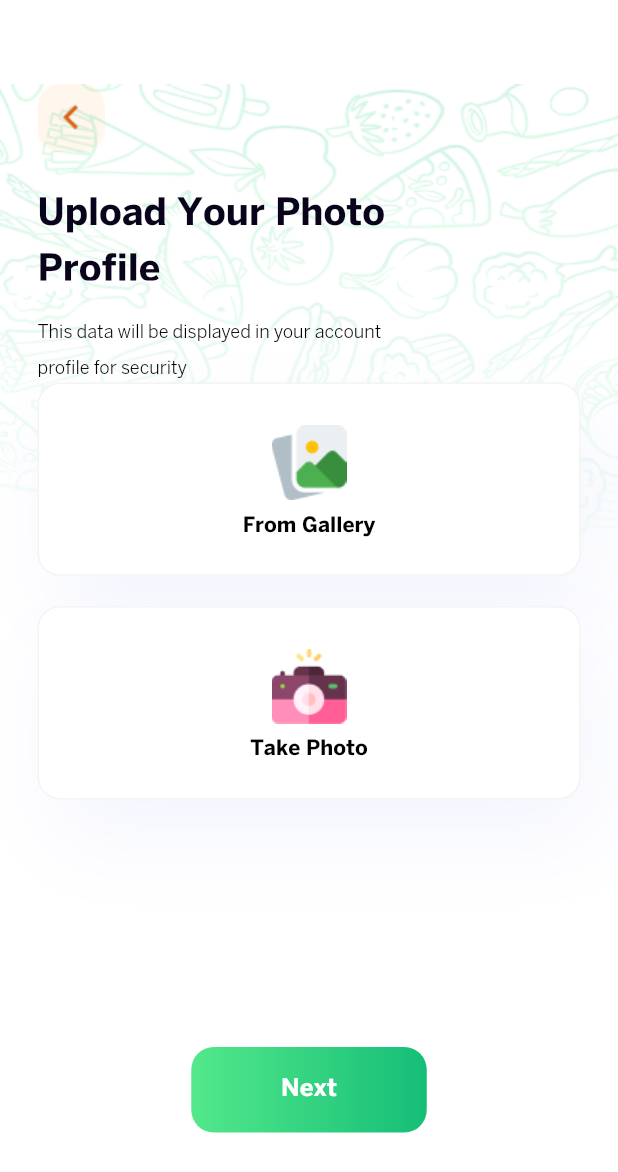
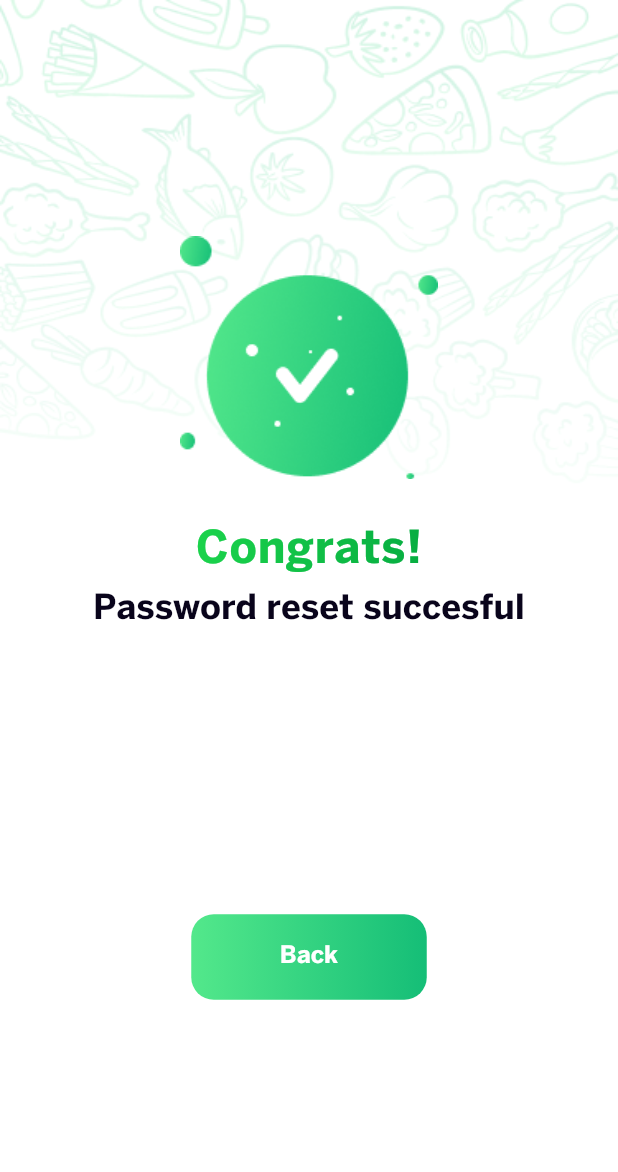
Before and after one commit to KingNarmar/food_delivery, a Flutter app: the screen it shows after launch, on a phone screen of 412 x 824 dp. Shown: the top 1172 px of the screen. Run offline on Flutter 3.47's test engine with Material 2 defaults, Android fonts, the phone set to English and light mode, and no system bars; our stand-ins replace image_picker.

Commit message:
create a componant and reset password success done

```diff
--- /dev/null
+++ b/lib/componants/success_notification.dart
@@ -0,0 +1,77 @@
+import 'package:flutter/material.dart';
+
+import '../utl/assets.dart';
+import 'custom_button.dart';
+import 'linear_gradient_text.dart';
+
+class SuccessNotification extends StatelessWidget {
+  const SuccessNotification({
+    super.key,
+    required this.gradientText,
+    required this.normalText,
+    required this.buttonText,
+    required this.navText,
+  });
+
+  final String gradientText;
+  final String normalText;
+  final String buttonText;
+  final String navText;
+  @override
+  Widget build(BuildContext context) {
+    return SafeArea(
+      child: Scaffold(
+        backgroundColor: Colors.white,
+        body: Stack(
+          children: [
+            Image.asset(
+              Assets.patternPic,
+              fit: BoxFit.fill,
+              height: double.infinity,
+              width: double.infinity,
+            ),
+            Center(
+              child: Column(
+                mainAxisAlignment: MainAxisAlignment.center,
+                children: [
+                  Image.asset(
+                    Assets.donePic,
+                  ),
+                  const SizedBox(
+                    height: 33,
+                  ),
+                  LinearGradientText(
+                    text: gradientText,
+                    fontSize: 30,
+                    fontFamily: 'BentonSans Bold',
+                  ),
+                  const SizedBox(
+                    height: 12,
+                  ),
+                  Text(
+                    normalText,
+                    textAlign: TextAlign.center,
+                    style: const TextStyle(
+                      color: Color(0xFF09041B),
+                      fontSize: 23,
+                      fontFamily: 'BentonSans Bold',
+                      fontWeight: FontWeight.w400,
+                    ),
+                  ),
+                  const SizedBox(
+                    height: 192,
+                  ),
+                  CustomButton(
+                      text: buttonText,
+                      onTap: () {
+                        Navigator.pushReplacementNamed(context, navText);
+                      })
+                ],
+              ),
+            ),
+          ],
+        ),
+      ),
+    );
+  }
+}
--- a/lib/root/app_root.dart
+++ b/lib/root/app_root.dart
@@ -13,6 +13,7 @@ import 'package:food_delivery/screens/verification_code_screen/verification_code
 import 'package:food_delivery/screens/via_method/via_method_screen.dart';
 
 import '../screens/onBoarding2/on_boarding2.dart';
+import '../screens/reset_password_success_notification/reset_password_success_notification.dart';
 import '../screens/splash_screen/splash_screen.dart';
 
 class MyApp extends StatelessWidget {
@@ -36,9 +37,11 @@ class MyApp extends StatelessWidget {
         "singUpSuccess": (context) => const SingUpSuccessScreen(),
         "verificationCode": (context) => const VerificationCodeScreen(),
         "viaMethod": (context) => const ViaMethodScreen(),
-        "resetPassword": (context) => ResetPasswordScreen()
+        "resetPassword": (context) => ResetPasswordScreen(),
+        "resetPasswordDone": (context) =>
+            const RestPasswordSuccessNotification()
       },
-      initialRoute: "uploadPhoto",
+      initialRoute: "resetPasswordDone",
     );
   }
 }
--- a/lib/screens/reset_password_screen/reset_password_screen.dart
+++ b/lib/screens/reset_password_screen/reset_password_screen.dart
@@ -133,7 +133,9 @@ class ResetPasswordScreen extends StatelessWidget {
                         child: CustomButton(
                           text: "Next",
                           onTap: () {
-                            if (_key.currentState!.validate()) {}
+                            if (_key.currentState!.validate()) {
+                              Navigator.pushNamed(context, "resetPasswordDone");
+                            }
                           },
                         ),
                       )
--- /dev/null
+++ b/lib/screens/reset_password_success_notification/reset_password_success_notification.dart
@@ -0,0 +1,15 @@
+import 'package:flutter/material.dart';
+import 'package:food_delivery/componants/success_notification.dart';
+
+class RestPasswordSuccessNotification extends StatelessWidget {
+  const RestPasswordSuccessNotification({super.key});
+
+  @override
+  Widget build(BuildContext context) {
+    return const SuccessNotification(
+        gradientText: "Congrats!",
+        normalText: "Password reset succesful",
+        buttonText: "Back",
+        navText: "resetPassword");
+  }
+}
```
Also changed, not shown: lib/screens/singup_success/singup_success_screen.dart (+7 -57 lines).
